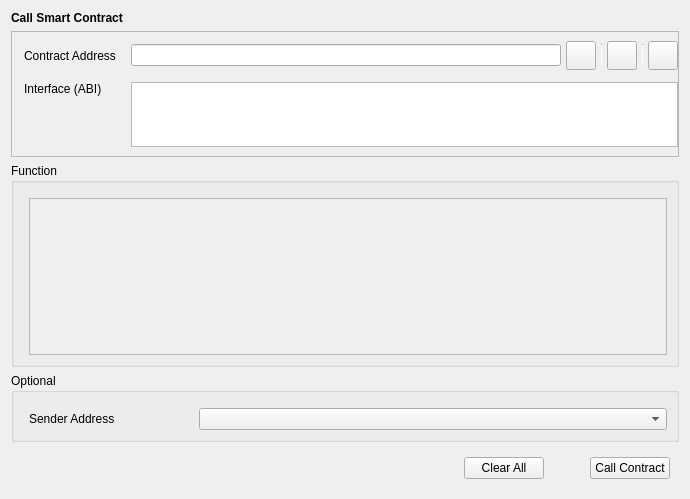
gexanlottery/gexan, file src/qt/forms/callcontract.ui: the form before one commit.
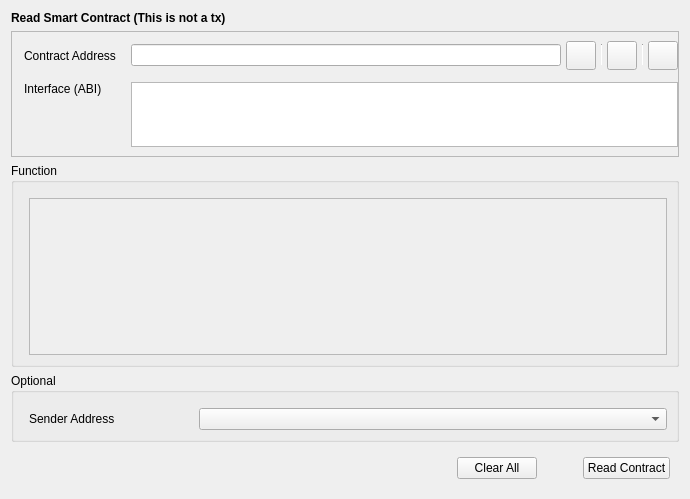
The form after the commit. Custom widgets are drawn as their Qt base class.

```diff
--- a/src/qt/forms/callcontract.ui
+++ b/src/qt/forms/callcontract.ui
@@ -42,7 +42,7 @@
           </font>
          </property>
          <property name="text">
-          <string>Call Smart Contract</string>
+          <string>Read Smart Contract (This is not a tx)</string>
          </property>
         </widget>
        </item>
@@ -342,7 +342,7 @@
      <item>
       <widget class="QPushButton" name="pushButtonCallContract">
        <property name="text">
-        <string>Call Contract</string>
+        <string>Read Contract</string>
        </property>
       </widget>
      </item>
```
